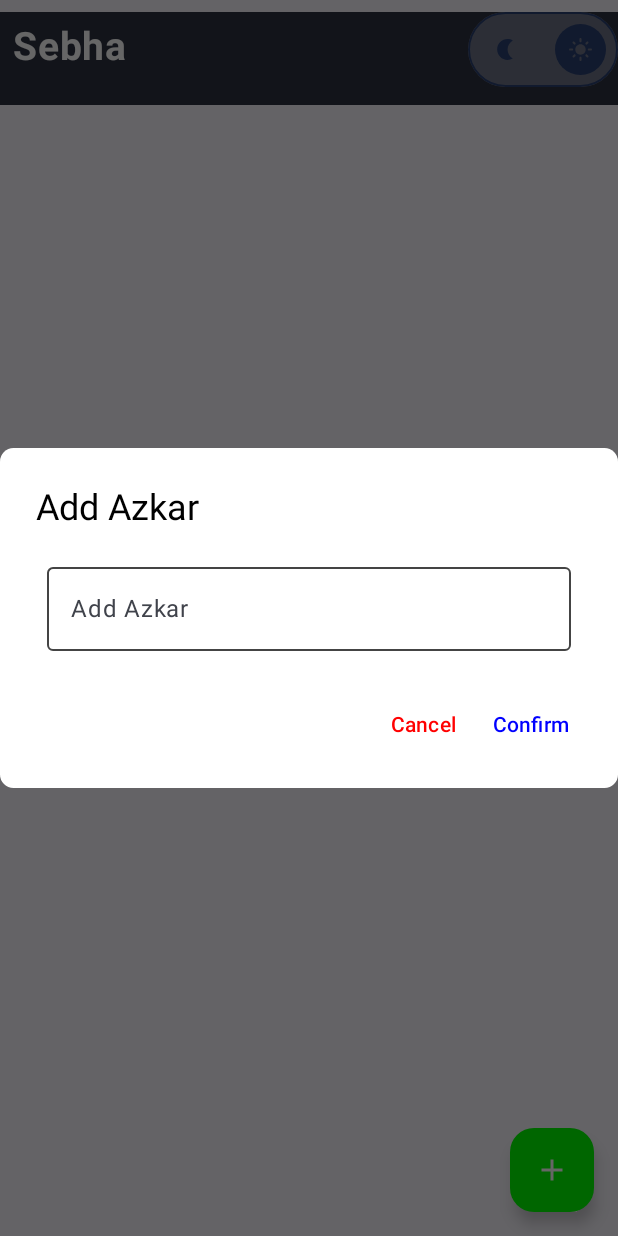
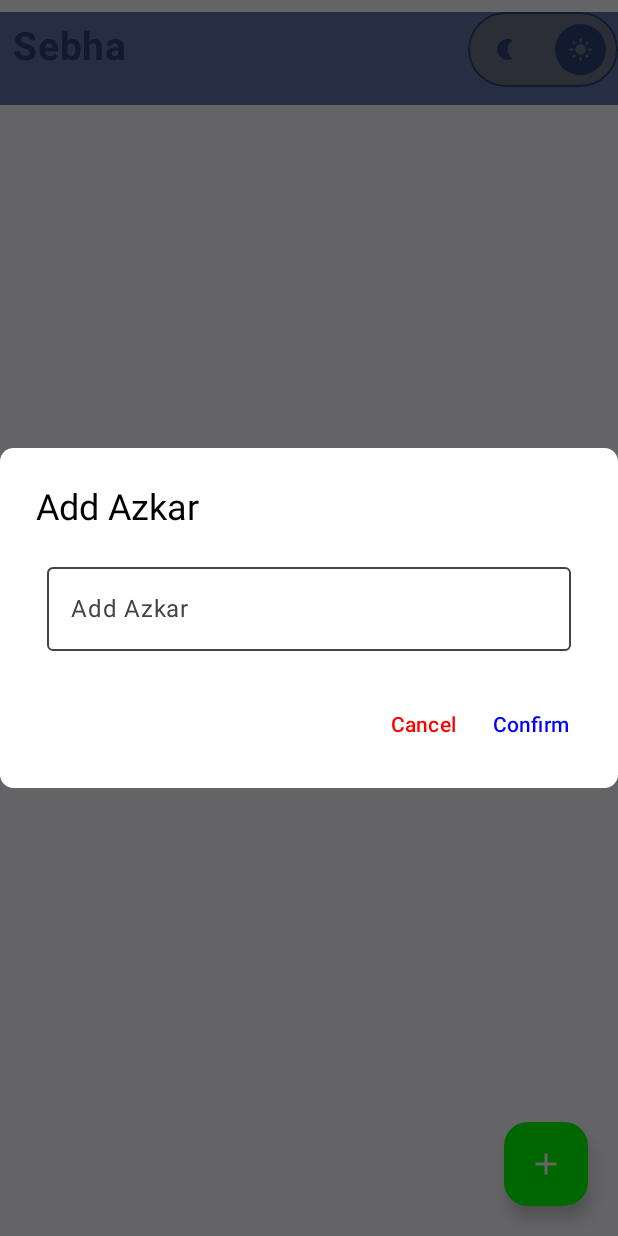
Before and after one commit to AhmedGamalRamadan/Sebha, an Android app built with Jetpack Compose: the screen it shows after launch (MainActivity), after a tap on "Add", on a phone screen of 412 x 824 dp. Run offline under Robolectric (Android 15) with nearby library versions, the phone set to English and light mode, and no system bars; our stand-ins replace Room's generated code, accompanist.

Commit message:
change topBar color

```diff
--- a/app/src/main/java/com/ag/projects/sebha/presentation/ui/components/tool_bar/Toolbar.kt
+++ b/app/src/main/java/com/ag/projects/sebha/presentation/ui/components/tool_bar/Toolbar.kt
@@ -6,16 +6,15 @@ import androidx.compose.foundation.layout.Row
 import androidx.compose.foundation.layout.fillMaxWidth
 import androidx.compose.foundation.layout.height
 import androidx.compose.foundation.layout.padding
+import androidx.compose.material3.MaterialTheme
 import androidx.compose.material3.Text
 import androidx.compose.runtime.Composable
 import androidx.compose.ui.Modifier
-import androidx.compose.ui.graphics.Color
 import androidx.compose.ui.text.font.FontWeight
 import androidx.compose.ui.text.style.TextAlign
 import androidx.compose.ui.unit.dp
 import androidx.compose.ui.unit.sp
 import com.ag.projects.sebha.presentation.ui.components.theme_switcher.ThemeSwitcher
-import com.ag.projects.sebha.presentation.ui.theme.DarkBlue
 
 @Composable
 fun Toolbar(
@@ -29,13 +28,13 @@ fun Toolbar(
             .fillMaxWidth()
             .height(70.dp)
             .padding(top = 8.dp)
-            .background(DarkBlue),
+            .background(MaterialTheme.colorScheme.primaryContainer),
         horizontalArrangement = Arrangement.SpaceBetween
     ) {
         Text(
             text = "Sebha",
             fontSize = 26.sp,
-            color = Color.White,
+            color = MaterialTheme.colorScheme.primary,
             fontWeight = FontWeight.Bold,
             textAlign = TextAlign.Center,
             modifier = modifier
--- a/app/src/main/java/com/ag/projects/sebha/presentation/ui/screen/HomeScreen.kt
+++ b/app/src/main/java/com/ag/projects/sebha/presentation/ui/screen/HomeScreen.kt
@@ -10,7 +10,6 @@ import androidx.compose.material.icons.Icons
 import androidx.compose.material.icons.filled.Add
 import androidx.compose.material3.FloatingActionButton
 import androidx.compose.material3.Icon
-import androidx.compose.material3.Scaffold
 import androidx.compose.runtime.Composable
 import androidx.compose.runtime.getValue
 import androidx.compose.runtime.mutableStateOf
@@ -27,7 +26,6 @@ import androidx.lifecycle.compose.collectAsStateWithLifecycle
 import com.ag.projects.sebha.R
 import com.ag.projects.sebha.presentation.ui.components.AzkarCardItem
 import com.ag.projects.sebha.presentation.ui.components.alert_dialog.AlertDialogAzkar
-import com.ag.projects.sebha.presentation.ui.theme.DarkBlue
 import com.ag.projects.sebha.presentation.ui.theme.Green
 import com.ag.projects.sebha.util.Result
 import com.google.accompanist.swiperefresh.SwipeRefresh
@@ -60,10 +58,6 @@ fun HomeScreen(
     val refreshState = rememberSwipeRefreshState(false)
 
 
-    Scaffold(
-        modifier = modifier.fillMaxSize()
-    ) { innerpadding ->
-
     SwipeRefresh(
         state = refreshState,
         onRefresh = {
@@ -72,12 +66,15 @@ fun HomeScreen(
                 viewModel.getAzkar()
                 refreshState.isRefreshing = false
             }
-            }
+        },
+        modifier = modifier
+            .fillMaxSize()
+            .padding(4.dp)
     ) {
+
         Box(
             modifier = modifier
                 .fillMaxSize()
-                    .padding(innerpadding)
         ) {
 
             LazyColumn(
@@ -143,7 +140,7 @@ fun HomeScreen(
                     tint = Color.White
                 )
             }
-            }
+
             if (showDialog) {
                 AlertDialogAzkar(
                     title = stringResource(R.string.add_azkar),
@@ -176,5 +173,6 @@ fun HomeScreen(
                 )
             }
         }
+
     }
 }
```
Lines whose indentation alone changed are shown as unchanged.
